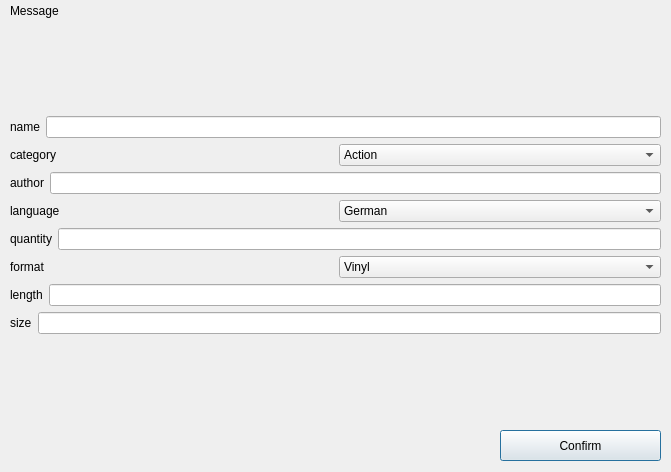
The window that cdsdialog.ui (concat1911/LibraryManager) describes before a commit, drawn with Qt 5.
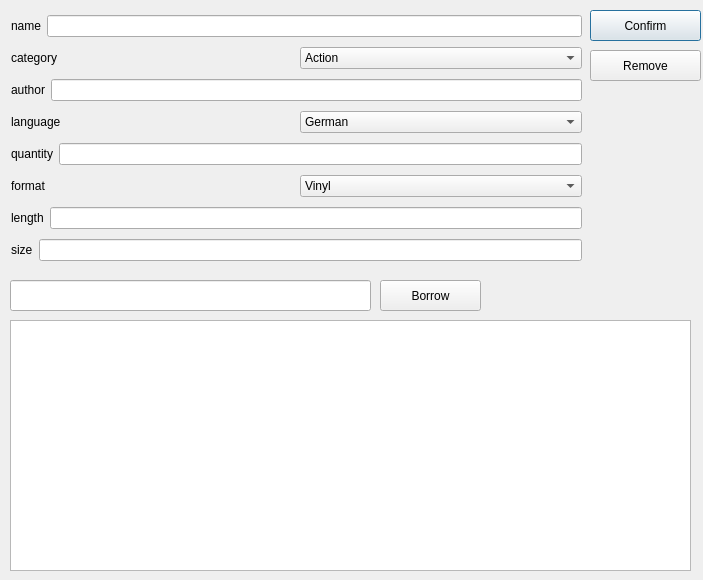
The same window after the commit.

Commit message: update borrow function for CDs

```diff
--- a/cdsdialog.ui
+++ b/cdsdialog.ui
@@ -6,8 +6,8 @@
    <rect>
     <x>0</x>
     <y>0</y>
-    <width>671</width>
-    <height>472</height>
+    <width>703</width>
+    <height>580</height>
    </rect>
   </property>
   <property name="windowTitle">
@@ -16,9 +16,9 @@
   <widget class="QPushButton" name="pushButton">
    <property name="geometry">
     <rect>
-     <x>500</x>
-     <y>430</y>
-     <width>161</width>
+     <x>590</x>
+     <y>10</y>
+     <width>111</width>
      <height>31</height>
     </rect>
    </property>
@@ -26,30 +26,80 @@
     <string>Confirm</string>
    </property>
   </widget>
-  <widget class="QLabel" name="message">
+  <widget class="QPushButton" name="removeBtn">
    <property name="geometry">
     <rect>
-     <x>10</x>
-     <y>0</y>
-     <width>631</width>
-     <height>21</height>
+     <x>590</x>
+     <y>50</y>
+     <width>111</width>
+     <height>31</height>
     </rect>
    </property>
    <property name="text">
-    <string>Message</string>
+    <string>Remove</string>
    </property>
   </widget>
-  <widget class="QWidget" name="layoutWidget">
+  <widget class="QTableView" name="personTable">
    <property name="geometry">
     <rect>
      <x>10</x>
-     <y>30</y>
-     <width>651</width>
-     <height>391</height>
+     <y>320</y>
+     <width>681</width>
+     <height>251</height>
     </rect>
    </property>
-   <layout class="QVBoxLayout" name="verticalLayout_3">
-    <item>
+   <property name="sortingEnabled">
+    <bool>true</bool>
+   </property>
+   <attribute name="verticalHeaderVisible">
+    <bool>false</bool>
+   </attribute>
+  </widget>
+  <widget class="QLineEdit" name="personInput">
+   <property name="geometry">
+    <rect>
+     <x>10</x>
+     <y>280</y>
+     <width>361</width>
+     <height>31</height>
+    </rect>
+   </property>
+  </widget>
+  <widget class="QPushButton" name="borrowInput">
+   <property name="geometry">
+    <rect>
+     <x>380</x>
+     <y>280</y>
+     <width>101</width>
+     <height>31</height>
+    </rect>
+   </property>
+   <property name="text">
+    <string>Borrow</string>
+   </property>
+  </widget>
+  <widget class="QLabel" name="cdAvaiable">
+   <property name="geometry">
+    <rect>
+     <x>490</x>
+     <y>280</y>
+     <width>191</width>
+     <height>31</height>
+    </rect>
+   </property>
+   <property name="text">
+    <string/>
+   </property>
+  </widget>
+  <widget class="QWidget" name="">
+   <property name="geometry">
+    <rect>
+     <x>11</x>
+     <y>11</y>
+     <width>571</width>
+     <height>261</height>
+    </rect>
+   </property>
      <layout class="QVBoxLayout" name="verticalLayout_4">
       <item>
        <layout class="QHBoxLayout" name="horizontalLayout_2">
@@ -378,8 +428,6 @@
         </item>
         <item>
          <widget class="QLineEdit" name="cdSize"/>
-        </item>
-       </layout>
       </item>
      </layout>
     </item>
```
Lines whose indentation alone changed are shown as unchanged. The commit also changes 10 other files.
